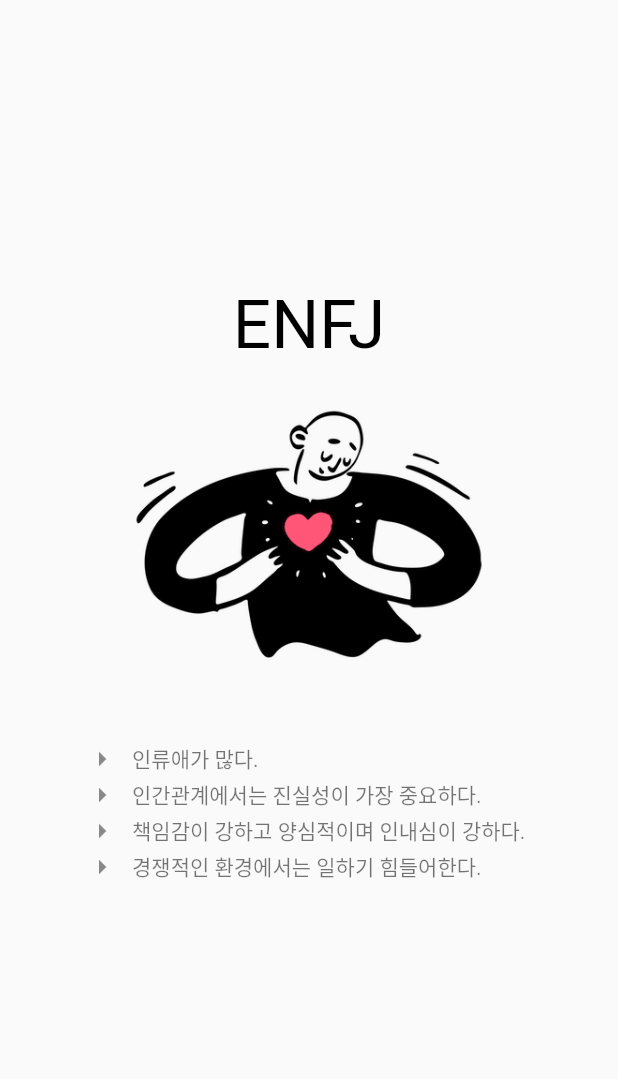
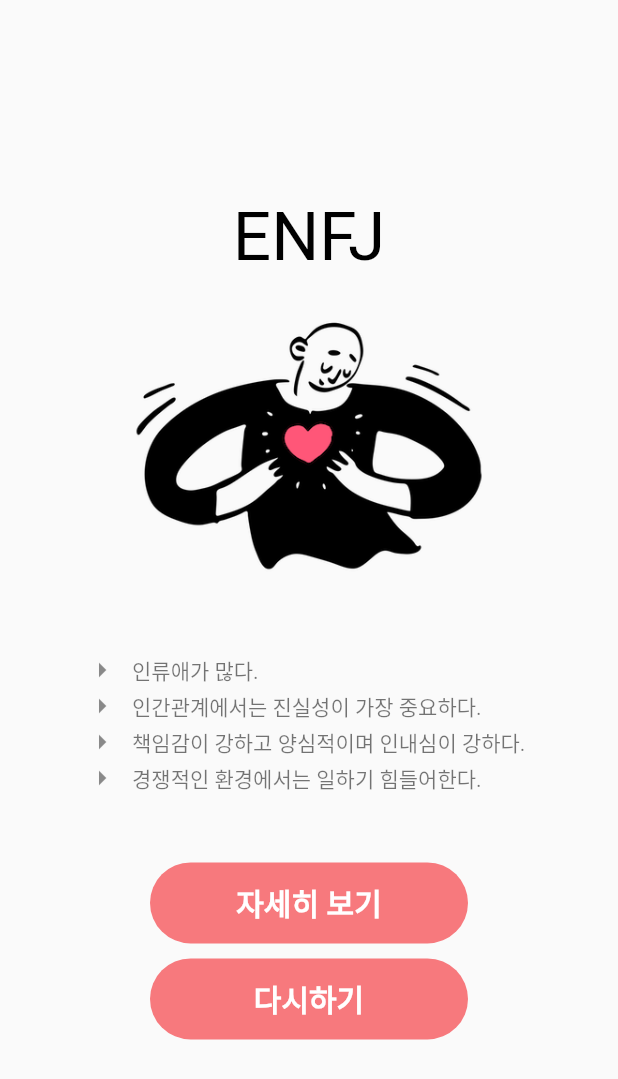
Before and after one commit to 9weeks-flutter-sfac/E1I3-challenge-MBTI-, a Flutter app: the ResultPage screen opened directly, on a phone screen of 412 x 824 dp. Shown: the top 1079 px of the screen. Run offline on Flutter 3.47's test engine with Material 2 defaults, Android fonts, the phone set to English and light mode, and no system bars; Roboto replaces fonts that are missing (PretendardBold, PretendardRegular, PretendardSemiBold).

```diff
--- a/challenge/your_type_mbti/lib/results_page.dart
+++ b/challenge/your_type_mbti/lib/results_page.dart
@@ -1,7 +1,9 @@
 // ignore_for_file: prefer_const_constructors
 
 import 'package:flutter/material.dart';
+import 'package:your_type_mbti/home.dart';
 import 'package:your_type_mbti/results.dart';
+import 'package:your_type_mbti/util/app_color.dart';
 import 'package:your_type_mbti/util/app_textstyle.dart';
 
 class ResultPage extends StatefulWidget {
@@ -56,7 +58,83 @@ class _ResultPageState extends State<ResultPage> {
                       ],
                     ));
                   }),
-            )
+            ),
+            ElevatedButton(
+                onPressed: () {
+                  showModalBottomSheet(context: context, builder: (BuildContext context){
+                    return Container(
+                      height: 200,
+                color: Colors.amber,
+                child: Center(
+                  child: SingleChildScrollView(
+                    child: Column(
+                      mainAxisAlignment: MainAxisAlignment.center,
+                      mainAxisSize: MainAxisSize.min,
+                      children: [
+                        const Text('Modal BottomSheet'),
+                        ElevatedButton(
+                          child: const Text('닫기'),
+                          onPressed: () => Navigator.pop(context),
+                        )
+                      ],
+                    ),
+                  ),
+                ),
+                    );
+                  });
+                },
+                style: ElevatedButton.styleFrom(
+                  elevation: 0,
+                  backgroundColor: AppColor.pinkRed,
+                  // primary: Color(0xFFF7797D),
+                  textStyle: TextStyle(
+                      color: Colors.white, fontWeight: FontWeight.bold),
+                  shape: RoundedRectangleBorder(
+                    borderRadius: BorderRadius.circular(30.0),
+                  ),
+                ),
+                child: Container(
+                  width: 180,
+                  height: 54,
+                  child: Center(
+                    child: Text(
+                      "자세히 보기",
+                      textAlign: TextAlign.center,
+                      style: AppTextstyle.koPtSemiBold20(color: Colors.white),
+                    ),
+                  ),
+                )),
+                const SizedBox(
+                  height: 10,
+                ),
+            ElevatedButton(
+                onPressed: () {
+                  Navigator.push(
+                      context,
+                      MaterialPageRoute(
+                          builder: (context) => const HomePage()));
+                },
+                style: ElevatedButton.styleFrom(
+                  elevation: 0,
+                  backgroundColor: AppColor.pinkRed,
+                  // primary: Color(0xFFF7797D),
+                  textStyle: TextStyle(
+                      color: Colors.white, fontWeight: FontWeight.bold),
+                  shape: RoundedRectangleBorder(
+                    borderRadius: BorderRadius.circular(30.0),
+                  ),
+                ),
+                child: Container(
+                  width: 180,
+                  height: 54,
+                  child: Center(
+                    child: Text(
+                      "다시하기",
+                      textAlign: TextAlign.center,
+                      style: AppTextstyle.koPtSemiBold20(color: Colors.white),
+                    ),
+                  ),
+                ))
           ],
         ),
       ),
--- /dev/null
+++ b/challenge/your_type_mbti/lib/service/result.dart
@@ -0,0 +1,13 @@
+class ENFJ {
+  String description;
+  List<String> characteristics;
+  List<String> strengths;
+  List<String> weaknesses;
+
+  ENFJ({
+    required this.description,
+    required this.characteristics,
+    required this.strengths,
+    required this.weaknesses,
+  });
+}
--- a/challenge/your_type_mbti/lib/widget/app_elevated_button.dart
+++ b/challenge/your_type_mbti/lib/widget/app_elevated_button.dart
@@ -19,7 +19,7 @@ class _AppElevatedButtonState extends State<AppElevatedButton> {
       padding: const EdgeInsets.all(16.0),
       child: SizedBox(
         height: MediaQuery.of(context).size.height / 9.2,
-        width: MediaQuery.of(context).size.width / 1.5,
+        width: MediaQuery.of(context).size.width / 1.4,
         child: ElevatedButton(
           style: ElevatedButton.styleFrom(
             shape: const RoundedRectangleBorder(
@@ -27,7 +27,7 @@ class _AppElevatedButtonState extends State<AppElevatedButton> {
               borderRadius: BorderRadius.all(Radius.circular(10))),
             backgroundColor: widget.isSelected ? AppColor.pinkRed : AppColor.white,
             foregroundColor: widget.isSelected ? AppColor.white : AppColor.black,
-            padding: EdgeInsets.all(32),
+            padding: EdgeInsets.all(24),
           ),
           onPressed: widget.onPressed,
           child: Text(widget.options,style: AppTextstyle.koPtSemiBold15(),),
```
Also changed, not shown: challenge/your_type_mbti/lib/question_page.dart (+8 -1 lines), challenge/your_type_mbti/lib/service/questions.dart (renamed from challenge/your_type_mbti/lib/questions.dart).
